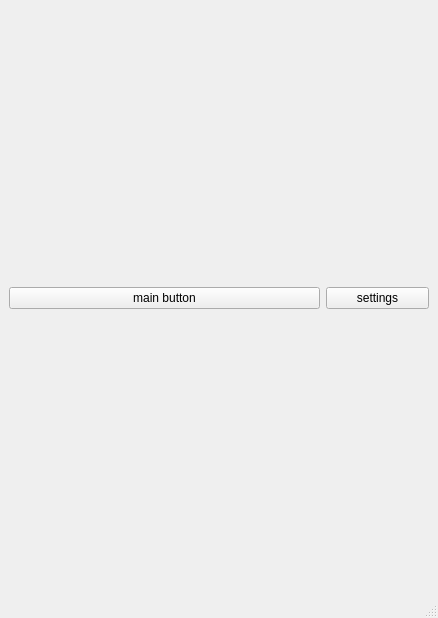
First picture: the form in Qt_cam_backup/MainWindow.ui, repository sebsgit/toolbox, before the edit.
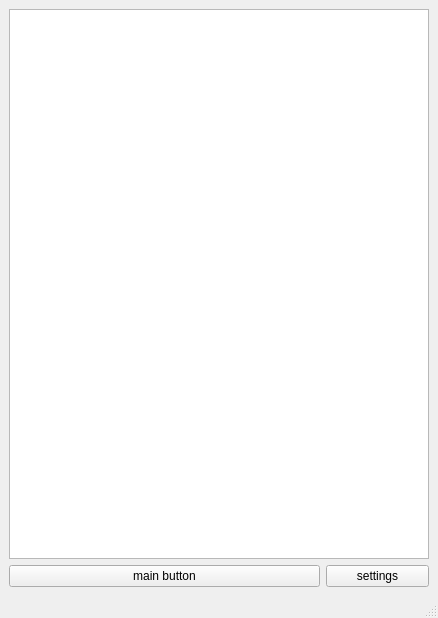
Second picture: the form after the edit.

Diff of the .ui file:
```diff
--- a/Qt_cam_backup/MainWindow.ui
+++ b/Qt_cam_backup/MainWindow.ui
@@ -14,10 +14,27 @@
    <string>MainWindow</string>
   </property>
   <widget class="QWidget" name="centralwidget">
-   <layout class="QVBoxLayout" name="verticalLayout" stretch="1,0">
+   <layout class="QVBoxLayout" name="verticalLayout" stretch="3,1,0">
     <item>
      <layout class="QVBoxLayout" name="centralLayout"/>
     </item>
+    <item>
+     <layout class="QVBoxLayout" name="debugWindowLayout">
+      <property name="topMargin">
+       <number>0</number>
+      </property>
+      <item>
+       <widget class="QListWidget" name="listWidget_messages">
+        <property name="font">
+         <font>
+          <family>MS Shell Dlg 2</family>
+          <pointsize>8</pointsize>
+         </font>
+        </property>
+       </widget>
+      </item>
+     </layout>
+    </item>
     <item>
      <layout class="QHBoxLayout" name="horizontalLayout_2" stretch="3,1">
       <item>
```
